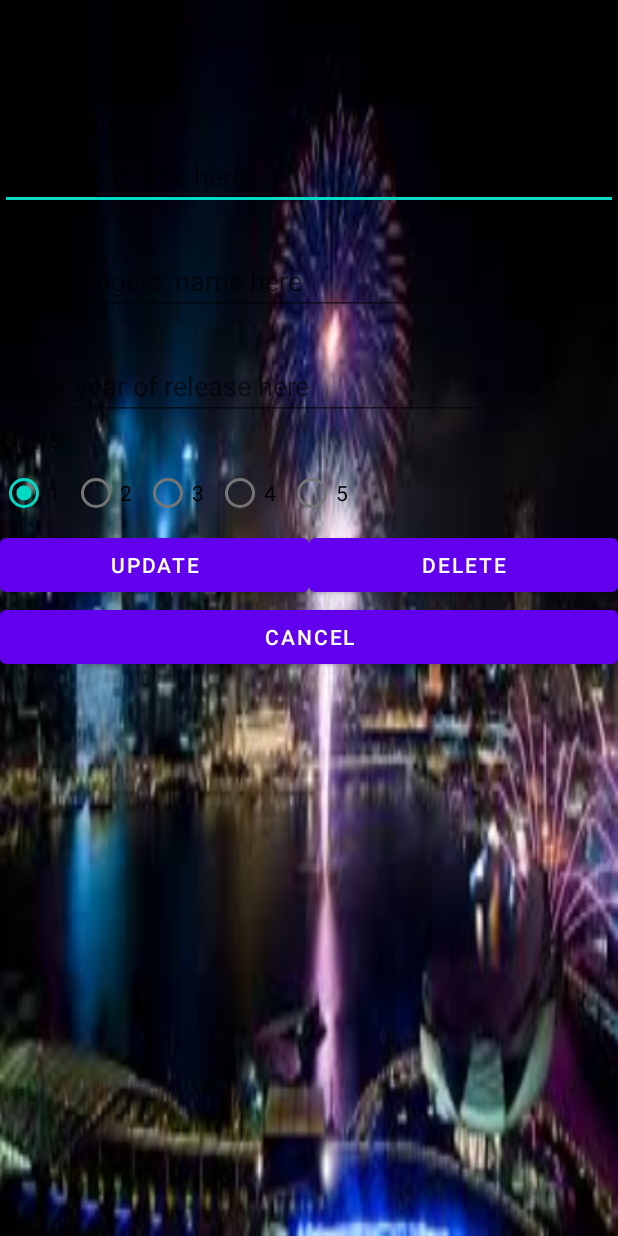
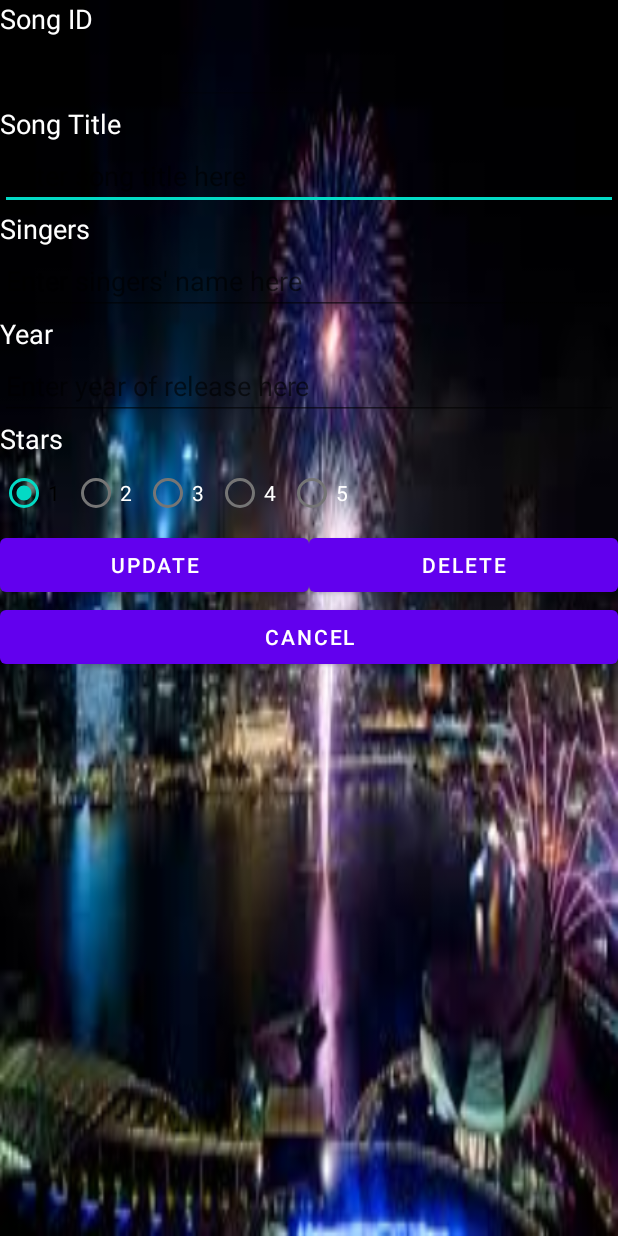
Before and after one commit to Hui-Sin/NDP_Songs, an Android app: the layout activity_modify.xml on its own in the app's theme, with its tools: preview values and no code run, on a phone screen of 412 x 824 dp. Run offline under Robolectric (Android 15) with nearby library versions, the phone set to English and light mode, and no system bars.

Commit message:
PS save Lesson 10

```diff
--- a/app/src/main/res/layout/activity_modify.xml
+++ b/app/src/main/res/layout/activity_modify.xml
@@ -11,61 +11,71 @@
         android:layout_width="wrap_content"
         android:layout_height="wrap_content"
         android:text="@string/id"
-        android:textAppearance="?android:attr/textAppearanceMedium" />
+        android:textAppearance="?android:attr/textAppearanceMedium"
+        android:textColor="#FFFFFF" />
 
     <EditText
         android:id="@+id/etID"
         android:layout_width="match_parent"
         android:layout_height="wrap_content"
-        android:enabled="false" />
+        android:enabled="false"
+        android:textColor="#FFFFFF"/>
 
     <TextView
         android:layout_width="wrap_content"
         android:layout_height="wrap_content"
         android:text="@string/title"
-        android:textAppearance="?android:attr/textAppearanceMedium" />
+        android:textAppearance="?android:attr/textAppearanceMedium"
+        android:textColor="#FFFFFF"/>
 
     <EditText
         android:id="@+id/etTitle"
         android:layout_width="match_parent"
         android:layout_height="wrap_content"
-        android:hint="@string/hint_title" />
+        android:hint="@string/hint_title"
+        android:textColor="#FFFFFF"/>
 
     <TextView
         android:layout_width="wrap_content"
         android:layout_height="wrap_content"
         android:text="@string/singers"
-        android:textAppearance="?android:attr/textAppearanceMedium" />
+        android:textAppearance="?android:attr/textAppearanceMedium"
+        android:textColor="#FFFFFF"/>
 
     <EditText
         android:id="@+id/etSingers"
         android:layout_width="match_parent"
         android:layout_height="wrap_content"
-        android:hint="@string/hint_singers" />
+        android:hint="@string/hint_singers"
+        android:textColor="#FFFFFF"/>
 
 
     <TextView
         android:layout_width="wrap_content"
         android:layout_height="wrap_content"
         android:text="@string/year"
-        android:textAppearance="?android:attr/textAppearanceMedium" />
+        android:textAppearance="?android:attr/textAppearanceMedium"
+        android:textColor="#FFFFFF"/>
 
     <EditText
         android:id="@+id/etYear"
         android:layout_width="match_parent"
         android:layout_height="wrap_content"
-        android:hint="@string/hint_year" />
+        android:hint="@string/hint_year"
+        android:textColor="#FFFFFF"/>
     <TextView
         android:layout_width="wrap_content"
         android:layout_height="wrap_content"
         android:text="@string/stars"
-        android:textAppearance="?android:attr/textAppearanceMedium" />
+        android:textAppearance="?android:attr/textAppearanceMedium"
+        android:textColor="#FFFFFF"/>
 
     <RadioGroup
         android:id="@+id/rgStars"
         android:layout_width="wrap_content"
         android:layout_height="wrap_content"
-        android:orientation="horizontal" >
+        android:orientation="horizontal"
+        android:textColor="#FFFFFF">
 
         <RadioButton
             android:id="@+id/radio1"
@@ -78,25 +88,29 @@
             android:id="@+id/radio2"
             android:layout_width="wrap_content"
             android:layout_height="wrap_content"
-            android:text="@string/_2" />
+            android:text="@string/_2"
+            android:textColor="#FFFFFF"/>
 
         <RadioButton
             android:id="@+id/radio3"
             android:layout_width="wrap_content"
             android:layout_height="wrap_content"
-            android:text="@string/_3" />
+            android:text="@string/_3"
+            android:textColor="#FFFFFF"/>
 
         <RadioButton
             android:id="@+id/radio4"
             android:layout_width="wrap_content"
             android:layout_height="wrap_content"
-            android:text="@string/_4" />
+            android:text="@string/_4"
+            android:textColor="#FFFFFF"/>
 
         <RadioButton
             android:id="@+id/radio5"
             android:layout_width="wrap_content"
             android:layout_height="wrap_content"
-            android:text="@string/_5" />
+            android:text="@string/_5"
+            android:textColor="#FFFFFF" />
 
     </RadioGroup>
 
```
